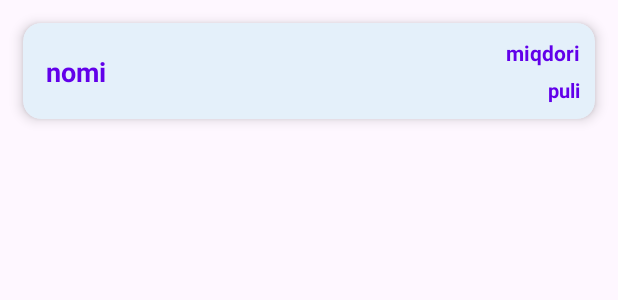
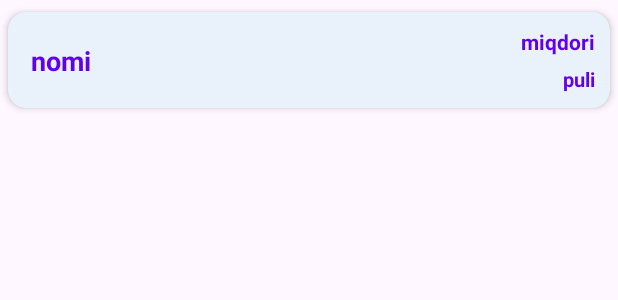
Before and after one commit to jurabek003/Sotuv_App, an Android app: the layout item_product_rv.xml on its own in the app's theme, with its tools: preview values and no code run, on a phone screen of 412 x 824 dp. Shown: the top 300 px of the screen. Run offline under Robolectric (Android 15) with nearby library versions, the phone set to English and light mode, and no system bars; network calls fail; Roboto replaces fonts that are not available here.

Commit message:
adapter ui update v2

```diff
--- a/app/src/main/java/uz/turgunboyevjurabek/saxovat/ui/fragments/products/SelectProductFragment.kt
+++ b/app/src/main/java/uz/turgunboyevjurabek/saxovat/ui/fragments/products/SelectProductFragment.kt
@@ -73,11 +73,12 @@ override fun onResume() {
     super.onResume()
     AppObject.binding.linerToolbar.visibility=View.VISIBLE
     AppObject.binding.navigationLayout.visibility=View.GONE
-    AppObject.binding.thtActionName.text="Mahsulotlar"
+    AppObject.binding.thtActionName.text="Tanlangan mahsulot"
 
     AppObject.binding.imgBack.setOnClickListener {
         findNavController().popBackStack()
     }
+
 }
 
     override fun itemClick(getProductOfCategoriya: GetProductOfCategoriya, position: Int) {
--- a/app/src/main/res/layout/item_product_rv.xml
+++ b/app/src/main/res/layout/item_product_rv.xml
@@ -6,9 +6,10 @@
     android:layout_height="wrap_content">
 <com.google.android.material.card.MaterialCardView
     android:layout_width="match_parent"
-    app:cardElevation="5dp"
+    app:cardElevation="3dp"
     app:strokeWidth="0dp"
-    android:layout_margin="15dp"
+    android:layout_marginVertical="8dp"
+    android:layout_marginHorizontal="5dp"
     android:layout_height="?actionBarSize">
     <androidx.constraintlayout.widget.ConstraintLayout
         android:layout_width="match_parent"
--- a/app/src/main/res/layout/item_search_product.xml
+++ b/app/src/main/res/layout/item_search_product.xml
@@ -7,8 +7,9 @@
     <com.google.android.material.card.MaterialCardView
         android:layout_width="match_parent"
         android:layout_height="?actionBarSize"
-        android:layout_margin="15dp"
         app:cardElevation="5dp"
+        android:layout_marginVertical="8dp"
+        android:layout_marginHorizontal="5dp"
         app:strokeWidth="0dp">
 
         <androidx.constraintlayout.widget.ConstraintLayout
```
